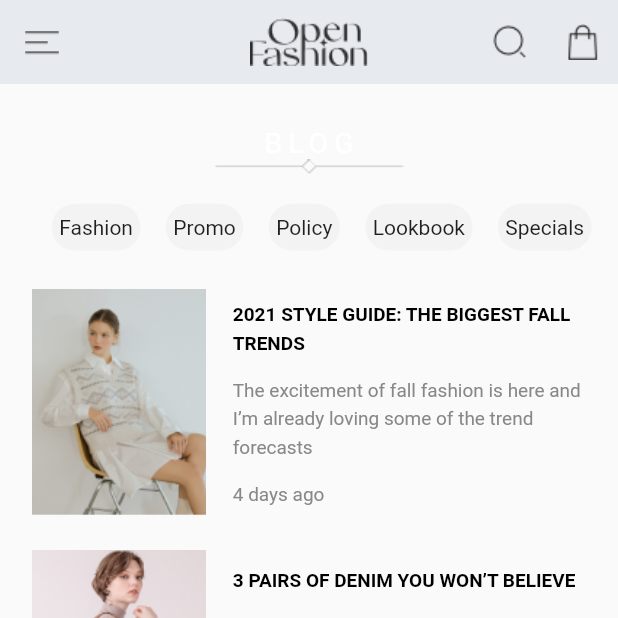
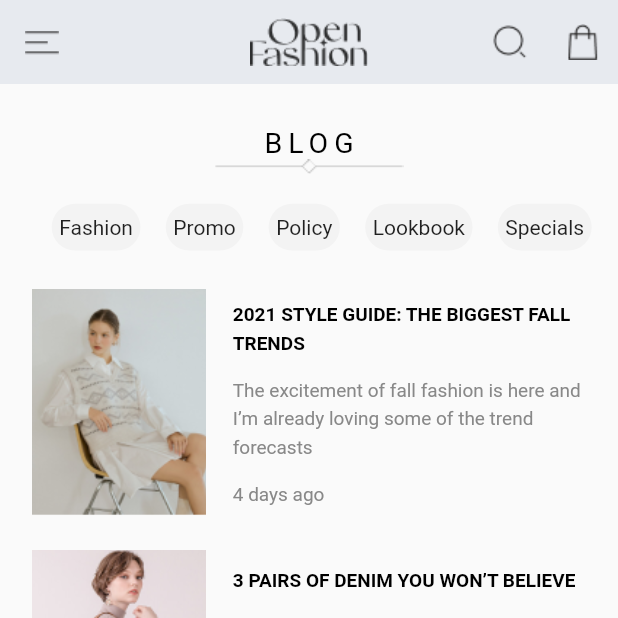
Before and after one commit to metatony/open-fashion, a Flutter app: the screen it shows after launch, in the side drawer, after a tap on "Blog", on a phone screen of 412 x 824 dp, the top half of it. Run offline on Flutter 3.47's test engine with Material 2 defaults, Android fonts, the phone set to English and light mode, and no system bars; our stand-ins replace carousel_slider, device_preview, flutter_screenutil, google_fonts, page_transition, tab_indicator_styler; missing offline and left inert: insta_image_viewer, search_page.

Commit message:
headertilte widget color

```diff
--- a/lib/screens/blog_page/blog_page.dart
+++ b/lib/screens/blog_page/blog_page.dart
@@ -17,7 +17,7 @@ class BlogPage extends StatelessWidget {
         builder: (context, value, child) => Column(
           children: [
             SizedBox(height: 29.h),
-            HeaderTitle(header: 'BLOG', color: Colors.white,),
+            HeaderTitle(header: 'BLOG', color: Colors.black,),
             Div(),
             SizedBox(height: 20.h),
             SingleChildScrollView(
--- a/lib/screens/checkout/checkout_details.dart
+++ b/lib/screens/checkout/checkout_details.dart
@@ -24,7 +24,7 @@ class _CheckoutDetailsState extends State<CheckoutDetails> {
           child: ListView(
             children: [
               SizedBox(height: 33.h),
-              Center(child: HeaderTitle(header: 'ADD SHIPPING ADDRESS', color: Colors.white,)),
+              Center(child: HeaderTitle(header: 'ADD SHIPPING ADDRESS', color: Colors.black,)),
               SizedBox(height: 15.h),
               Center(child: Div()),
               SizedBox(height: 26.h),
--- a/lib/screens/home_page/justforyou/just_for_you.dart
+++ b/lib/screens/home_page/justforyou/just_for_you.dart
@@ -20,7 +20,7 @@ class _JustForYouState extends State<JustForYou> {
       child: Consumer<NotifierState>(
         builder: (BuildContext context, value, Widget? child) => Column(
           children: [
-            HeaderTitle(header: 'JUST FOR YOU', color: Colors.white,),
+            HeaderTitle(header: 'JUST FOR YOU', color: Colors.black,),
             Div(),
             SizedBox(height: 23.h),
             CarouselSlider(
--- a/lib/screens/product page/may_like.dart
+++ b/lib/screens/product page/may_like.dart
@@ -15,7 +15,7 @@ class YouMayLike extends StatelessWidget {
       width: double.infinity,
       child: Column(
         children: [
-          HeaderTitle(header: 'YOU MAY ALSO LIKE', color: Colors.white,),
+          HeaderTitle(header: 'YOU MAY ALSO LIKE', color: Colors.black,),
           SizedBox(height: 5.h),
           Div(),
           SizedBox(height: 10.h),
```
